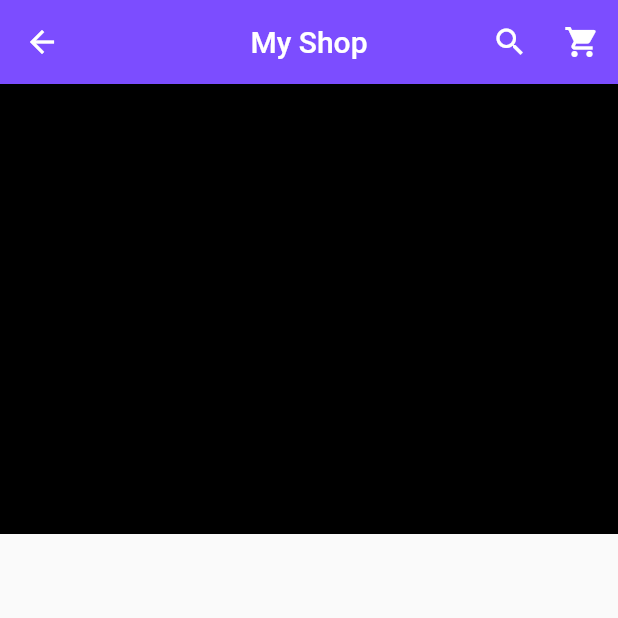
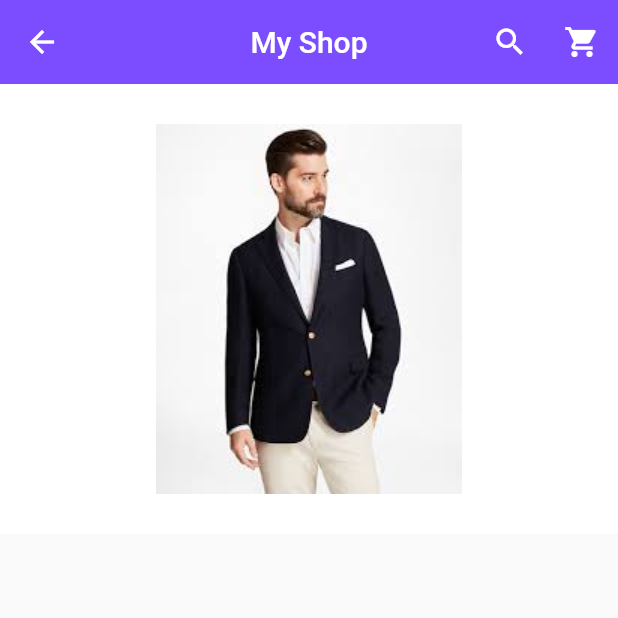
Before and after one commit to Darshana97/E-Commerce_Flutter_App, a Flutter app: the screen it shows after launch, after a tap on "Blazer", on a phone screen of 412 x 824 dp, the top half of it. Run offline on Flutter 3.47's test engine with Material 2 defaults, Android fonts, the phone set to English and light mode, and no system bars; our stand-ins replace carousel_pro.

Commit message:
products

```diff
--- a/lib/components/products.dart
+++ b/lib/components/products.dart
@@ -60,7 +60,12 @@ class Single_prod extends StatelessWidget {
           child: Material(
             child: InkWell(
               onTap: () => Navigator.of(context).push(
-                  MaterialPageRoute(builder: (context) => ProductDetails())),
+                  MaterialPageRoute(builder: (context) => ProductDetails(
+                    product_detail_name: prod_name,
+                    product_detail_new_price: prod_price,
+                    product_detail_old_price: prod_old_price,
+                    product_detail_picture: prod_picture,
+                  ))),
               child: GridTile(
                   footer: Container(
                     color: Colors.white70,
--- a/lib/pages/product_details.dart
+++ b/lib/pages/product_details.dart
@@ -1,22 +1,22 @@
 import 'package:flutter/material.dart';
 
 class ProductDetails extends StatefulWidget {
-
   final product_detail_name;
   final product_detail_new_price;
   final product_detail_old_price;
   final product_detail_picture;
 
   ProductDetails(
-      {this.product_detail_name, this.product_detail_new_price, this.product_detail_old_price, this.product_detail_picture});
+      {this.product_detail_name,
+      this.product_detail_new_price,
+      this.product_detail_old_price,
+      this.product_detail_picture});
 
   @override
   _ProductDetailsState createState() => _ProductDetailsState();
 }
 
 class _ProductDetailsState extends State<ProductDetails> {
-
-
   @override
   Widget build(BuildContext context) {
     return Scaffold(
@@ -44,7 +44,11 @@ class _ProductDetailsState extends State<ProductDetails> {
         children: <Widget>[
           Container(
             height: 300.0,
-            color: Colors.black,
+            child: GridTile(
+                child: Container(
+              color: Colors.white,
+              child: Image.asset(widget.product_detail_picture),
+            )),
           )
         ],
       ),
```
